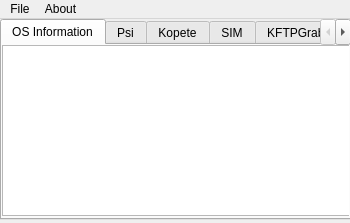
This is mainwindow.ui in CryptoManiac/pswdrec as Qt 5 draws it before an edit. The edited form follows.
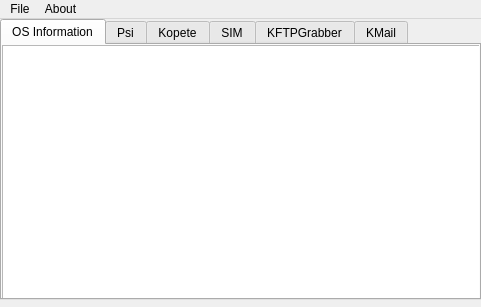
This is the edited form. Icons and pictures are not drawn.

Diff of the .ui file:
```diff
--- a/mainwindow.ui
+++ b/mainwindow.ui
@@ -9,8 +9,8 @@
    <rect>
     <x>0</x>
     <y>0</y>
-    <width>350</width>
-    <height>223</height>
+    <width>481</width>
+    <height>307</height>
    </rect>
   </property>
   <property name="windowTitle">
@@ -32,8 +32,8 @@
      <rect>
       <x>0</x>
       <y>0</y>
-      <width>351</width>
-      <height>201</height>
+      <width>481</width>
+      <height>281</height>
      </rect>
     </property>
     <property name="sizePolicy">
@@ -60,8 +60,8 @@
        <rect>
         <x>0</x>
         <y>0</y>
-        <width>351</width>
-        <height>171</height>
+        <width>481</width>
+        <height>261</height>
        </rect>
       </property>
      </widget>
@@ -160,7 +160,7 @@
     <rect>
      <x>0</x>
      <y>0</y>
-     <width>350</width>
+     <width>481</width>
      <height>23</height>
     </rect>
    </property>
```
Left out of the diff: 4 changed lines with no effect on the pictures.
